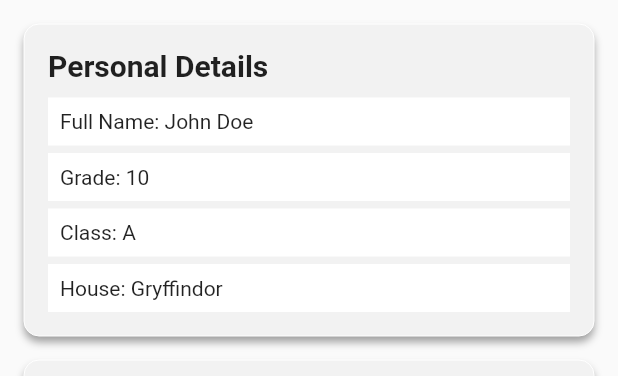
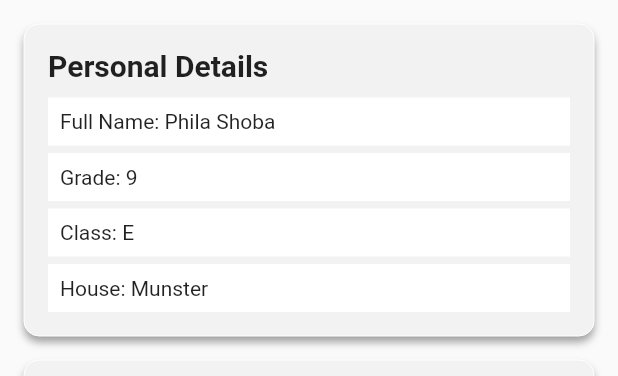
Before and after one commit to ratshikuni/reddam, a Flutter app: the AccountContainer widget shown alone on an empty page, opened directly, on a phone screen of 412 x 824 dp. Shown: the top 376 px of the screen. Run offline on Flutter 3.47's test engine with Material 2 defaults, Android fonts, the phone set to English and light mode, and no system bars; drawn by our look-alikes of percent_indicator; our stand-ins replace charts_flutter, file_picker; network calls fail.

Commit message:
Account page

```diff
--- a/lib/screens/Account.dart
+++ b/lib/screens/Account.dart
@@ -20,7 +20,7 @@ class Account extends StatelessWidget {
               //     MaterialPageRoute(builder: (context) => HomeScreen())); //
             },
           ),
-          title: const Text('John Doe'),
+          title: const Text('Phila Shoba'),
           centerTitle: true,
           toolbarHeight: 100,
           titleTextStyle:
@@ -76,28 +76,28 @@ class AccountContainer extends StatelessWidget {
                   width: MediaQuery.of(context).size.width,
                   color: Colors.white, // White rectangle background color
                   padding: const EdgeInsets.all(8.0),
-                  child: const Text('Full Name: John Doe'),
+                  child: const Text('Full Name: Phila Shoba'),
                 ),
                 const SizedBox(height: 5.0),
                 Container(
                   width: MediaQuery.of(context).size.width,
                   color: Colors.white, // White rectangle background color
                   padding: const EdgeInsets.all(8.0),
-                  child: const Text('Grade: 10'),
+                  child: const Text('Grade: 9'),
                 ),
                 const SizedBox(height: 5.0),
                 Container(
                   width: MediaQuery.of(context).size.width,
                   color: Colors.white, // White rectangle background color
                   padding: const EdgeInsets.all(8.0),
-                  child: const Text('Class: A'),
+                  child: const Text('Class: E'),
                 ),
                 const SizedBox(height: 5.0),
                 Container(
                   width: MediaQuery.of(context).size.width,
                   color: Colors.white, // White rectangle background color
                   padding: const EdgeInsets.all(8.0),
-                  child: const Text('House: Gryffindor'),
+                  child: const Text('House: Munster'),
                 ),
               ],
             ),
```
